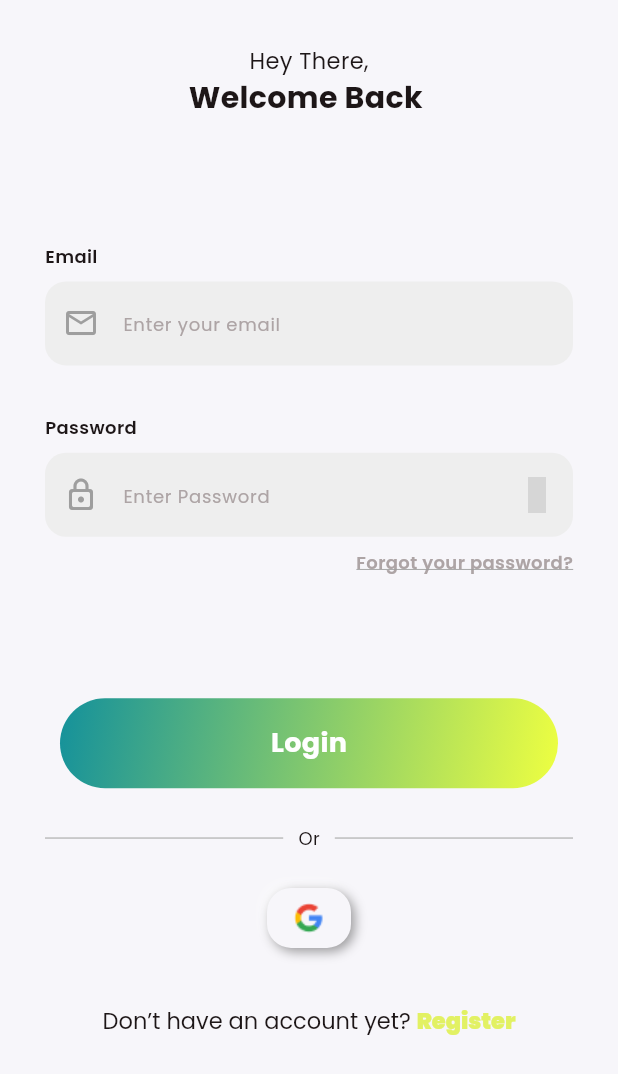
After one commit to toqua1/Graduation-Project, a Flutter app: the screen it shows after launch, on a phone screen of 412 x 824 dp. The commit adds this screen. Shown: the top 1074 px of the screen. Run offline on Flutter 3.47's test engine with Material 3 defaults, Android fonts, the phone set to English and light mode, and no system bars; drawn by our look-alikes of flutter_neumorphic; our stand-ins replace carousel_slider, device_preview, flutter_screenutil, flutter_spinkit, flutter_svg, get and 5 more; grey boxes are pictures that could not be loaded.

Commit message:
login screen ui

```diff
--- a/lib/core/constants.dart
+++ b/lib/core/constants.dart
@@ -53,6 +53,21 @@ class AppFonts {
     fontWeight: FontWeight.w500,
     color: AppColors.blackColor2,
   );
+//login screen
+  static TextStyle textFieldTitle = TextStyle(
+    fontFamily: primaryFont,
+    fontSize: 12,
+    fontWeight: FontWeight.w600,
+    /*semiBold */
+    color: AppColors.textColor,
+  );
+//login
+  static TextStyle loginOrText = TextStyle(
+    fontFamily: primaryFont,
+    fontSize: 12,
+    fontWeight: FontWeight.normal,
+    color: AppColors.textColor,
+  );
 
   static TextStyle bodyTextMediumBlack = TextStyle(
     fontFamily: primaryFont,
@@ -60,7 +75,7 @@ class AppFonts {
     fontWeight: FontWeight.w400,
     color: AppColors.textColor,
   );
-
+//login
   static TextStyle bodyTextRegularBlack = TextStyle(
     fontFamily: primaryFont,
     fontSize: 15,
@@ -94,6 +109,13 @@ class AppFonts {
     fontFamily: primaryFont,
     fontSize: 10,
     fontWeight: FontWeight.normal,
+    color: AppColors.textColor,
+  );
+//login screen
+  static TextStyle boldTextColor = TextStyle(
+    fontFamily: primaryBoldFont,
+    fontSize: 20,
+    fontWeight: FontWeight.bold,
     color: AppColors.textColor,
   );
 
@@ -152,6 +174,13 @@ class AppFonts {
     fontWeight: FontWeight.w400,
     color: Colors.white,
   );
+  //login
+  static TextStyle loginTextButton = TextStyle(
+    fontFamily: primaryBoldFont,
+    fontSize: 18,
+    fontWeight: FontWeight.bold,
+    color: Colors.white,
+  );
 
   static TextStyle bodyTextLight1 = TextStyle(
     fontFamily: primaryFont,
@@ -181,6 +210,20 @@ class AppFonts {
     fontWeight: FontWeight.normal,
     color: AppColors.subtitleColor,
   );
+  //login screen
+  static TextStyle textFieldHint = TextStyle(
+    fontFamily: primaryFont,
+    fontSize: 12,
+    fontWeight: FontWeight.normal,
+    color: AppColors.loginGreyColor,
+  );
+  static TextStyle textFieldForgetPass = TextStyle(
+    fontFamily: primaryFont,
+    fontSize: 12,
+    fontWeight: FontWeight.w600,
+    /*Medium */
+    color: AppColors.loginGreyColor,
+  );
 }
 
 class AppColors {
@@ -194,4 +237,6 @@ class AppColors {
   static const Color blackColor2 = Color(0xff2A282F);
   static const Color bottomSheetColor = Color(0xffF5F5FA);
   static const Color bottomSheetItemColor = Color(0xffEBECF0);
+  static const Color loginGreyColor = Color(0xffADA4A5);
+  static Color textFieldFillColor = Colors.grey.shade200;
 }
--- /dev/null
+++ b/lib/features/Auth/presentation/view/forget_pass_screen.dart
@@ -0,0 +1,10 @@
+import 'package:flutter/material.dart';
+
+class ForgetPassScreen extends StatelessWidget {
+  const ForgetPassScreen({super.key});
+
+  @override
+  Widget build(BuildContext context) {
+    return const Placeholder();
+  }
+}
--- /dev/null
+++ b/lib/features/Auth/presentation/view/login_screen.dart
@@ -0,0 +1,172 @@
+import 'package:flutter_neumorphic/flutter_neumorphic.dart';
+import 'package:flutter_svg/svg.dart';
+import 'package:graduation_project/core/constants.dart';
+import 'package:graduation_project/features/Auth/presentation/view/widgets/auth_button.dart';
+import 'package:graduation_project/features/Auth/presentation/view/widgets/auth_header_textfield.dart';
+import 'package:graduation_project/features/Auth/presentation/view/widgets/auth_top_header.dart';
+
+class LoginScreen extends StatelessWidget {
+  const LoginScreen({super.key});
+
+  @override
+  Widget build(BuildContext context) {
+    var height = MediaQuery.of(context).size.height;
+    var width = MediaQuery.of(context).size.width;
+
+    return GestureDetector(
+      onTap: () {
+        FocusScope.of(context).unfocus(); // Hide keyboard when tapping outside
+      },
+      child: Scaffold(
+        backgroundColor: NeumorphicTheme.baseColor(context),
+        body: SingleChildScrollView(
+          child: SafeArea(
+              child: Padding(
+            padding: EdgeInsets.all(30),
+            child: Column(
+              children: [
+                AuthTopHeader(first: 'Hey There,', second: 'Welcome Back '),
+                SizedBox(
+                  height: height * 0.1,
+                ),
+                AuthHeaderTextField(
+                  height: height,
+                  header: 'Email',
+                  hint: 'Enter your email',
+                  icon: Icons.email_outlined,
+                ),
+                SizedBox(
+                  height: height * 0.04,
+                ),
+                AuthHeaderTextField(
+                  height: height,
+                  header: 'Password',
+                  hint: 'Enter Password',
+                  icon: Icons.lock_outline_rounded,
+                  obscureText: true,
+                ),
+                SizedBox(
+                  height: height * 0.01,
+                ),
+                ForgetPass(),
+                SizedBox(
+                  height: height * 0.1,
+                ),
+                AuthButton(),
+                SizedBox(
+                  height: height * 0.03,
+                ),
+                OrDivider(),
+                SizedBox(
+                  height: height * 0.03,
+                ),
+                SocialIcons(),
+                SizedBox(
+                  height: height * 0.03,
+                ),
+                Row(
+                  mainAxisAlignment: MainAxisAlignment.center,
+                  children: [
+                    TextButton(
+                      onPressed: () {},
+                      child: RichText(
+                        text: TextSpan(
+                          children: [
+                            TextSpan(
+                                text: 'Don’t have an account yet? ',
+                                style: AppFonts.bodyTextRegularBlack),
+                            TextSpan(
+                                text: 'Register',
+                                style: AppFonts.bodyTextRegularBlack.copyWith(
+                                    color: AppColors.secondaryColor,
+                                    fontWeight: FontWeight.w900)),
+                          ],
+                        ),
+                      ),
+                    ),
+                  ],
+                ),
+              ],
+            ),
+          )),
+        ),
+      ),
+    );
+  }
+}
+
+class SocialIcons extends StatelessWidget {
+  const SocialIcons({
+    super.key,
+  });
+
+  @override
+  Widget build(BuildContext context) {
+    return Row(
+      mainAxisAlignment: MainAxisAlignment.center,
+      children: [
+        NeumorphicButton(
+          style: NeumorphicStyle(
+              depth: 5,
+              boxShape:
+                  NeumorphicBoxShape.roundRect(BorderRadius.circular(16))),
+          child: Image.asset('lib/assets/google2.png'),
+        )
+      ],
+    );
+  }
+}
+
+class OrDivider extends StatelessWidget {
+  const OrDivider({
+    super.key,
+  });
+
+  @override
+  Widget build(BuildContext context) {
+    return Row(
+      children: [
+        Expanded(
+          child: Divider(
+            color: Colors.grey.shade400,
+            thickness: 1,
+          ),
+        ),
+        Padding(
+          padding: const EdgeInsets.symmetric(horizontal: 10),
+          child: Text(
+            'Or',
+            style: AppFonts.loginOrText,
+          ),
+        ),
+        Expanded(
+          child: Divider(
+            color: Colors.grey.shade400,
+            thickness: 1,
+          ),
+        ),
+      ],
+    );
+  }
+}
+
+class ForgetPass extends StatelessWidget {
+  const ForgetPass({
+    super.key,
+  });
+
+  @override
+  Widget build(BuildContext context) {
+    return Row(
+      children: [
+        Spacer(),
+        Text(
+          'Forgot your password?',
+          style: AppFonts.textFieldForgetPass.copyWith(
+              decoration: TextDecoration.underline,
+              decorationColor: Colors.grey.shade500),
+        )
+      ],
+    );
+  }
+}
--- /dev/null
+++ b/lib/features/Auth/presentation/view/sign_up_screen.dart
@@ -0,0 +1,10 @@
+import 'package:flutter/material.dart';
+
+class SignUpScreen extends StatelessWidget {
+  const SignUpScreen({super.key});
+
+  @override
+  Widget build(BuildContext context) {
+    return const Placeholder();
+  }
+}
--- /dev/null
+++ b/lib/features/Auth/presentation/view/widgets/auth_button.dart
@@ -0,0 +1,32 @@
+import 'package:flutter/material.dart';
+import 'package:graduation_project/core/constants.dart';
+
+class AuthButton extends StatelessWidget {
+  const AuthButton({
+    super.key,
+  });
+
+  @override
+  Widget build(BuildContext context) {
+    return Padding(
+      padding: EdgeInsets.symmetric(horizontal: 10),
+      child: Container(
+        height: 60,
+        width: double.infinity,
+        decoration: BoxDecoration(
+          borderRadius: BorderRadius.circular(100),
+          gradient: LinearGradient(
+              begin: Alignment.topLeft,
+              end: Alignment.bottomRight,
+              colors: [Color(0xff14919B), Colors.limeAccent]),
+        ),
+        child: Center(
+          child: Text(
+            'Login',
+            style: AppFonts.loginTextButton,
+          ),
+        ),
+      ),
+    );
+  }
+}
--- /dev/null
+++ b/lib/features/Auth/presentation/view/widgets/auth_header_textfield.dart
@@ -0,0 +1,41 @@
+import 'package:flutter/material.dart';
+import 'package:graduation_project/core/constants.dart';
+import 'package:graduation_project/features/Auth/presentation/view/widgets/custom_textfild_auth.dart';
+
+class AuthHeaderTextField extends StatelessWidget {
+  const AuthHeaderTextField({
+    super.key,
+    required this.height,
+    required this.header,
+    required this.hint,
+    required this.icon,
+    this.obscureText = false,
+  });
+
+  final double height;
+  final String header;
+  final String hint;
+  final IconData icon;
+  final bool obscureText;
+
+  @override
+  Widget build(BuildContext context) {
+    return Column(
+      crossAxisAlignment: CrossAxisAlignment.start,
+      children: [
+        Text(
+          header,
+          style: AppFonts.textFieldTitle,
+        ),
+        SizedBox(
+          height: height * 0.01,
+        ),
+        CustomTextField(
+          hintText: hint,
+          icon: icon,
+          obscureText: obscureText,
+        ),
+      ],
+    );
+  }
+}
--- /dev/null
+++ b/lib/features/Auth/presentation/view/widgets/auth_top_header.dart
@@ -0,0 +1,30 @@
+import 'package:flutter/material.dart';
+import 'package:graduation_project/core/constants.dart';
+
+class AuthTopHeader extends StatelessWidget {
+  const AuthTopHeader({
+    super.key,
+    required this.first,
+    required this.second,
+  });
+  final String first;
+  final String second;
+  @override
+  Widget build(BuildContext context) {
+    return Center(
+      child: Column(
+        crossAxisAlignment: CrossAxisAlignment.center,
+        children: [
+          Text(
+            first,
+            style: AppFonts.bodyTextRegularBlack,
+          ),
+          Text(
+            second,
+            style: AppFonts.boldTextColor,
+          )
+        ],
+      ),
+    );
+  }
+}
--- /dev/null
+++ b/lib/features/Auth/presentation/view/widgets/custom_textfild_auth.dart
@@ -0,0 +1,69 @@
+import 'package:flutter/material.dart';
+import 'package:graduation_project/core/constants.dart';
+import 'package:iconsax/iconsax.dart';
+
+class CustomTextField extends StatefulWidget {
+  final String hintText;
+  // final TextEditingController controller;
+  final IconData? icon;
+  final bool obscureText;
+  final String? Function(String?)? validator;
+  final void Function(String)? onChangedCallback;
+
+  const CustomTextField({
+    super.key,
+    required this.hintText,
+    // required this.controller,
+    this.icon,
+    this.obscureText = false,
+    this.validator,
+    this.onChangedCallback,
+  });
+
+  @override
+  _CustomTextFieldState createState() => _CustomTextFieldState();
+}
+
+class _CustomTextFieldState extends State<CustomTextField> {
+  bool _obscureText = true;
+
+  @override
+  Widget build(BuildContext context) {
+    return TextFormField(
+      onChanged: widget.onChangedCallback,
+      onTapOutside: (event) {
+        FocusManager.instance.primaryFocus?.unfocus();
+      },
+      // controller: widget.controller,
+      obscureText: widget.obscureText && _obscureText,
+      validator: widget.validator,
+      decoration: InputDecoration(
+        hintText: widget.hintText,
+        fillColor: AppColors.textFieldFillColor,
+        filled: true,
+        hintStyle: AppFonts.textFieldHint,
+        prefixIcon: widget.icon != null ? Icon(widget.icon) : null,
+        prefixIconColor: Colors.grey,
+        border: OutlineInputBorder(
+            borderRadius: BorderRadius.circular(14),
+            borderSide: BorderSide.none),
+        focusedBorder: OutlineInputBorder(
+            borderRadius: BorderRadius.circular(14),
+            borderSide: BorderSide.none),
+        suffixIcon: widget.obscureText
+            ? IconButton(
+                icon: Icon(
+                  _obscureText ? Iconsax.eye_slash5 : Iconsax.eye4,
+                  color: Colors.grey,
+                ),
+                onPressed: () {
+                  setState(() {
+                    _obscureText = !_obscureText;
+                  });
+                },
+              )
+            : null,
+      ),
+    );
+  }
+}
--- a/lib/main.dart
+++ b/lib/main.dart
@@ -2,6 +2,7 @@ import 'package:device_preview/device_preview.dart';
 import 'package:flutter/services.dart';
 import 'package:graduation_project/core/constants.dart';
 import 'package:flutter_neumorphic/flutter_neumorphic.dart';
+import 'package:graduation_project/features/Auth/presentation/view/login_screen.dart';
 import 'package:graduation_project/features/widgets/nav_bar.dart';
 import 'package:get_storage/get_storage.dart';
 import 'package:responsive_builder/responsive_builder.dart';
@@ -46,7 +47,7 @@ class MyApp extends StatelessWidget {
             lightSource: LightSource.topLeft,
             depth: 6,
           ),
-          home: HomeNavBar(),
+          home: LoginScreen(),
           debugShowCheckedModeBanner: false,
         );
       },
```
Also changed, not shown: lib/assets/google.svg (added), lib/assets/google2.png (added).
